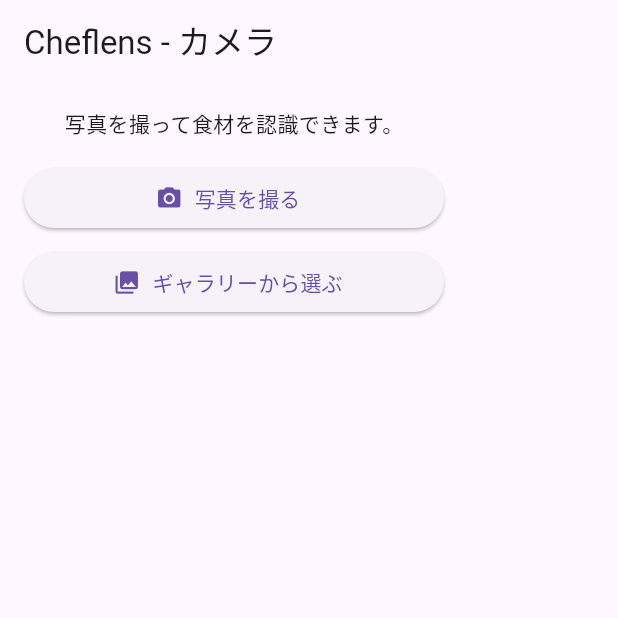
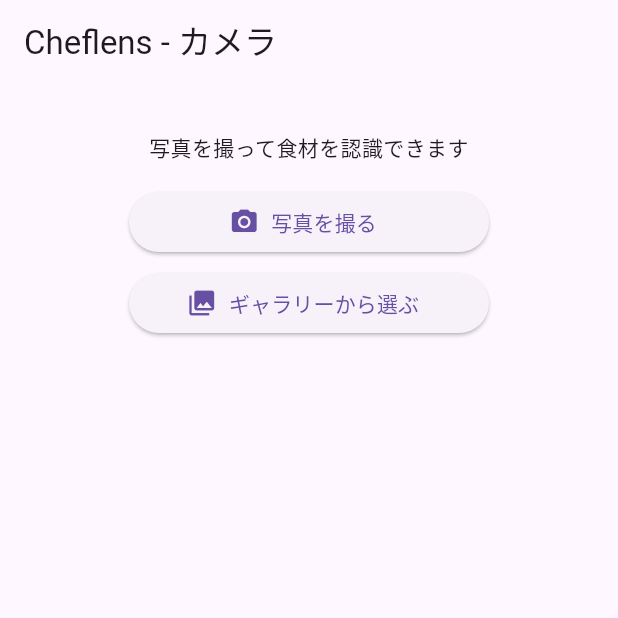
Before and after one commit to karake-shoya/cheflens, a Flutter app: the screen it shows after launch, on a phone screen of 412 x 824 dp, the top half of it. Run offline on Flutter 3.47's test engine with Material 3 defaults, Android fonts, the phone set to English and light mode, and no system bars; our stand-ins replace flutter_dotenv, image_picker.

Commit message:
fix: ボタンや検出結果の表示の修正

```diff
--- a/lib/screens/camera_screen.dart
+++ b/lib/screens/camera_screen.dart
@@ -16,6 +16,7 @@
   File? _image;
   bool _loading = false;
   List<String> _detectedIngredients = [];
+  String _statusMessage = '';
 
   @override
   void initState() {
@@ -32,9 +33,7 @@
     } catch (e) {
       debugPrint('Failed to initialize food data: $e');
       if (mounted) {
-        ScaffoldMessenger.of(context).showSnackBar(
-          SnackBar(content: Text('データの読み込みに失敗しました: $e')),
-        );
+        setState(() => _statusMessage = 'データの読み込みに失敗しました');
       }
     }
   }
@@ -43,6 +42,7 @@
     setState(() {
       _loading = true;
       _detectedIngredients = [];
+      _statusMessage = '';
     });
     try {
       final XFile? file = await _picker.pickImage(
@@ -56,9 +56,7 @@
     } catch (e) {
       debugPrint('Camera error: $e');
       if (mounted) {
-        ScaffoldMessenger.of(
-          context,
-        ).showSnackBar(SnackBar(content: Text('カメラの起動に失敗しました: $e')));
+        setState(() => _statusMessage = 'カメラの起動に失敗しました');
       }
     } finally {
       if (mounted) setState(() => _loading = false);
@@ -69,6 +67,7 @@
     setState(() {
       _loading = true;
       _detectedIngredients = [];
+      _statusMessage = '';
     });
     try {
       final XFile? file = await _picker.pickImage(
@@ -80,9 +79,7 @@
     } catch (e) {
       debugPrint('Gallery error: $e');
       if (mounted) {
-        ScaffoldMessenger.of(
-          context,
-        ).showSnackBar(SnackBar(content: Text('ギャラリー選択に失敗しました: $e')));
+        setState(() => _statusMessage = 'ギャラリー選択に失敗しました');
       }
     } finally {
       if (mounted) setState(() => _loading = false);
@@ -92,28 +89,27 @@
   Future<void> _recognizeIngredients() async {
     if (_image == null || _visionService == null) {
       if (mounted && _visionService == null) {
-        ScaffoldMessenger.of(context).showSnackBar(
-          const SnackBar(content: Text('データが読み込まれていません。少々お待ちください。')),
-        );
+        setState(() => _statusMessage = 'データが読み込まれていません');
       }
       return;
     }
 
-    setState(() => _loading = true);
+    setState(() {
+      _loading = true;
+      _statusMessage = '認識中...';
+    });
     try {
       final ingredients = await _visionService!.detectIngredients(_image!);
       if (mounted) {
-        setState(() => _detectedIngredients = ingredients);
-        ScaffoldMessenger.of(context).showSnackBar(
-          SnackBar(content: Text('${ingredients.length}件の食材を検出しました！')),
-        );
+        setState(() {
+          _detectedIngredients = ingredients;
+          _statusMessage = '${ingredients.length}件の食材を検出しました';
+        });
       }
     } catch (e) {
       debugPrint('Recognition error: $e');
       if (mounted) {
-        ScaffoldMessenger.of(context).showSnackBar(
-          SnackBar(content: Text('認識に失敗しました: $e')),
-        );
+        setState(() => _statusMessage = '認識に失敗しました');
       }
     } finally {
       if (mounted) setState(() => _loading = false);
@@ -123,32 +119,28 @@
   Future<void> _detectObjectsInFridge() async {
     if (_image == null || _visionService == null) {
       if (mounted && _visionService == null) {
-        ScaffoldMessenger.of(context).showSnackBar(
-          const SnackBar(content: Text('データが読み込まれていません。少々お待ちください。')),
-        );
+        setState(() => _statusMessage = 'データが読み込まれていません');
       }
       return;
     }
 
-    setState(() => _loading = true);
+    setState(() {
+      _loading = true;
+      _statusMessage = '物体検出中...';
+    });
     try {
       final objects = await _visionService!.detectObjects(_image!);
       if (mounted) {
-        // 物体検出の結果を表示（デバッグ用）
-        ScaffoldMessenger.of(context).showSnackBar(
-          SnackBar(content: Text('${objects.length}個の物体を検出しました！')),
-        );
-
-        // 検出された物体名をリストに表示
         final objectNames = objects.map((obj) => '${obj.name} (${(obj.score * 100).toStringAsFixed(0)}%)').toList();
-        setState(() => _detectedIngredients = objectNames);
+        setState(() {
+          _detectedIngredients = objectNames;
+          _statusMessage = '${objects.length}個の物体を検出しました';
+        });
       }
     } catch (e) {
       debugPrint('Object detection error: $e');
       if (mounted) {
-        ScaffoldMessenger.of(context).showSnackBar(
-          SnackBar(content: Text('物体検出に失敗しました: $e')),
-        );
+        setState(() => _statusMessage = '物体検出に失敗しました');
       }
     } finally {
       if (mounted) setState(() => _loading = false);
@@ -158,28 +150,27 @@
   Future<void> _detectWithCombinedApproach() async {
     if (_image == null || _visionService == null) {
       if (mounted && _visionService == null) {
-        ScaffoldMessenger.of(context).showSnackBar(
-          const SnackBar(content: Text('データが読み込まれていません。少々お待ちください。')),
-        );
+        setState(() => _statusMessage = 'データが読み込まれていません');
       }
       return;
     }
 
-    setState(() => _loading = true);
+    setState(() {
+      _loading = true;
+      _statusMessage = '高精度認識中...（数秒かかります）';
+    });
     try {
       final ingredients = await _visionService!.detectIngredientsWithObjectDetection(_image!);
       if (mounted) {
-        setState(() => _detectedIngredients = ingredients);
-        ScaffoldMessenger.of(context).showSnackBar(
-          SnackBar(content: Text('${ingredients.length}件の食材を検出しました！')),
-        );
+        setState(() {
+          _detectedIngredients = ingredients;
+          _statusMessage = '${ingredients.length}件の食材を検出しました';
+        });
       }
     } catch (e) {
       debugPrint('Combined detection error: $e');
       if (mounted) {
-        ScaffoldMessenger.of(context).showSnackBar(
-          SnackBar(content: Text('認識に失敗しました: $e')),
-        );
+        setState(() => _statusMessage = '認識に失敗しました');
       }
     } finally {
       if (mounted) setState(() => _loading = false);
@@ -189,28 +180,27 @@
   Future<void> _detectWithWebDetection() async {
     if (_image == null || _visionService == null) {
       if (mounted && _visionService == null) {
-        ScaffoldMessenger.of(context).showSnackBar(
-          const SnackBar(content: Text('データが読み込まれていません。少々お待ちください。')),
-        );
+        setState(() => _statusMessage = 'データが読み込まれていません');
       }
       return;
     }
 
-    setState(() => _loading = true);
+    setState(() {
+      _loading = true;
+      _statusMessage = 'Web検出中...';
+    });
     try {
       final ingredients = await _visionService!.detectWithWebDetection(_image!);
       if (mounted) {
-        setState(() => _detectedIngredients = ingredients);
-        ScaffoldMessenger.of(context).showSnackBar(
-          SnackBar(content: Text('${ingredients.length}件の食材を検出しました！')),
-        );
+        setState(() {
+          _detectedIngredients = ingredients;
+          _statusMessage = '${ingredients.length}件の食材を検出しました';
+        });
       }
     } catch (e) {
       debugPrint('Web detection error: $e');
       if (mounted) {
-        ScaffoldMessenger.of(context).showSnackBar(
-          SnackBar(content: Text('Web検出に失敗しました: $e')),
-        );
+        setState(() => _statusMessage = 'Web検出に失敗しました');
       }
     } finally {
       if (mounted) setState(() => _loading = false);
@@ -228,102 +218,241 @@
             mainAxisAlignment: MainAxisAlignment.center,
             crossAxisAlignment: CrossAxisAlignment.center,
             children: [
-            if (_loading) const CircularProgressIndicator(),
-            if (!_loading && _image == null) const Text('写真を撮って食材を認識できます。'),
+            const SizedBox(height: 16),
+            if (_loading) const Center(child: CircularProgressIndicator()),
+            if (!_loading && _image == null)
+              const Center(
+                child: Text(
+                  '写真を撮って食材を認識できます',
+                  textAlign: TextAlign.center,
+                ),
+              ),
+            if (_statusMessage.isNotEmpty && _detectedIngredients.isEmpty)
+              Container(
+                padding: const EdgeInsets.symmetric(horizontal: 16, vertical: 12),
+                margin: const EdgeInsets.only(bottom: 8),
+                decoration: BoxDecoration(
+                  gradient: LinearGradient(
+                    colors: [Colors.blue.shade100, Colors.blue.shade50],
+                    begin: Alignment.topLeft,
+                    end: Alignment.bottomRight,
+                  ),
+                  borderRadius: BorderRadius.circular(12),
+                  boxShadow: [
+                    BoxShadow(
+                      color: Colors.blue.withValues(alpha: 0.2),
+                      blurRadius: 8,
+                      offset: const Offset(0, 2),
+                    ),
+                  ],
+                ),
+                child: Row(
+                  mainAxisSize: MainAxisSize.min,
+                  children: [
+                    const Icon(Icons.info_outline, color: Colors.blue, size: 18),
+                    const SizedBox(width: 8),
+                    Text(
+                      _statusMessage,
+                      style: const TextStyle(
+                        fontSize: 14,
+                        fontWeight: FontWeight.w600,
+                        color: Colors.blue,
+                      ),
+                    ),
+                  ],
+                ),
+              ),
             if (_image != null)
               Center(
                 child: SizedBox(
-                  height: 300,
+                  height: 220,
                   child: Image.file(_image!, fit: BoxFit.contain),
                 ),
               ),
             const SizedBox(height: 16),
             SizedBox(
-              width: 280,
+              width: 240,
               child: ElevatedButton.icon(
                 onPressed: _loading ? null : _takePhoto,
-                icon: const Icon(Icons.camera_alt),
-                label: const Text('写真を撮る'),
+                icon: const Icon(Icons.camera_alt, size: 20),
+                label: const Text('写真を撮る', style: TextStyle(fontSize: 14)),
               ),
             ),
-            const SizedBox(height: 8),
+            const SizedBox(height: 6),
             SizedBox(
-              width: 280,
+              width: 240,
               child: ElevatedButton.icon(
                 onPressed: _loading ? null : _pickFromGallery,
-                icon: const Icon(Icons.photo_library),
-                label: const Text('ギャラリーから選ぶ'),
+                icon: const Icon(Icons.photo_library, size: 20),
+                label: const Text('ギャラリーから選ぶ', style: TextStyle(fontSize: 14)),
               ),
             ),
             if (_image != null) ...[
-              const SizedBox(height: 8),
+              const SizedBox(height: 12),
               SizedBox(
-                width: 280,
+                width: 240,
                 child: ElevatedButton(
                   onPressed: _loading ? null : _recognizeIngredients,
-                  child: const Text('食材認識（Label Detection）'),
+                  style: ElevatedButton.styleFrom(
+                    padding: const EdgeInsets.symmetric(vertical: 10),
+                  ),
+                  child: const Text('食材認識', style: TextStyle(fontSize: 13)),
                 ),
               ),
-              const SizedBox(height: 8),
+              const SizedBox(height: 6),
               SizedBox(
-                width: 280,
+                width: 240,
                 child: ElevatedButton.icon(
                   onPressed: _loading ? null : _detectObjectsInFridge,
-                  icon: const Icon(Icons.search),
+                  icon: const Icon(Icons.search, size: 18),
                   style: ElevatedButton.styleFrom(
                     backgroundColor: Colors.orange,
                     foregroundColor: Colors.white,
+                    padding: const EdgeInsets.symmetric(vertical: 10),
                   ),
-                  label: const Text('物体検出（Object Detection）'),
+                  label: const Text('物体検出', style: TextStyle(fontSize: 13)),
                 ),
               ),
-              const SizedBox(height: 8),
+              const SizedBox(height: 6),
               SizedBox(
-                width: 280,
+                width: 240,
                 child: ElevatedButton.icon(
                   onPressed: _loading ? null : _detectWithWebDetection,
-                  icon: const Icon(Icons.language),
+                  icon: const Icon(Icons.language, size: 18),
                   style: ElevatedButton.styleFrom(
                     backgroundColor: Colors.purple,
                     foregroundColor: Colors.white,
+                    padding: const EdgeInsets.symmetric(vertical: 10),
                   ),
-                  label: const Text('商品認識（Web Detection）'),
+                  label: const Text('商品認識', style: TextStyle(fontSize: 13)),
                 ),
               ),
-              const SizedBox(height: 8),
+              const SizedBox(height: 6),
               SizedBox(
-                width: 280,
+                width: 240,
                 child: ElevatedButton.icon(
                   onPressed: _loading ? null : _detectWithCombinedApproach,
-                  icon: const Icon(Icons.auto_awesome),
+                  icon: const Icon(Icons.auto_awesome, size: 18),
                   style: ElevatedButton.styleFrom(
                     backgroundColor: Colors.green,
                     foregroundColor: Colors.white,
+                    padding: const EdgeInsets.symmetric(vertical: 10),
                   ),
-                  label: const Text('高精度認識（統合）'),
+                  label: const Text('高精度認識（統合）', style: TextStyle(fontSize: 13)),
                 ),
               ),
             ],
             if (_detectedIngredients.isNotEmpty) ...[
               const SizedBox(height: 16),
-              const Text(
-                '検出された食材:',
-                style: TextStyle(fontSize: 18, fontWeight: FontWeight.bold),
+              Container(
+                padding: const EdgeInsets.all(16),
+                decoration: BoxDecoration(
+                  gradient: LinearGradient(
+                    colors: [Colors.green.shade50, Colors.green.shade100],
+                    begin: Alignment.topCenter,
+                    end: Alignment.bottomCenter,
                   ),
-              const SizedBox(height: 8),
-              Center(
-                child: Wrap(
+                  borderRadius: BorderRadius.circular(16),
+                  boxShadow: [
+                    BoxShadow(
+                      color: Colors.green.withValues(alpha: 0.3),
+                      blurRadius: 12,
+                      offset: const Offset(0, 4),
+                    ),
+                  ],
+                ),
+                child: Column(
+                  children: [
+                    Row(
+                      mainAxisSize: MainAxisSize.min,
+                      children: [
+                        Container(
+                          padding: const EdgeInsets.all(6),
+                          decoration: BoxDecoration(
+                            color: Colors.green,
+                            borderRadius: BorderRadius.circular(8),
+                          ),
+                          child: const Icon(
+                            Icons.restaurant_menu,
+                            color: Colors.white,
+                            size: 18,
+                          ),
+                        ),
+                        const SizedBox(width: 10),
+                        Text(
+                          '検出された食材',
+                          style: TextStyle(
+                            fontSize: 16,
+                            fontWeight: FontWeight.bold,
+                            color: Colors.green.shade800,
+                          ),
+                        ),
+                        const SizedBox(width: 8),
+                        Container(
+                          padding: const EdgeInsets.symmetric(horizontal: 8, vertical: 4),
+                          decoration: BoxDecoration(
+                            color: Colors.green,
+                            borderRadius: BorderRadius.circular(12),
+                          ),
+                          child: Text(
+                            '${_detectedIngredients.length}件',
+                            style: const TextStyle(
+                              fontSize: 12,
+                              fontWeight: FontWeight.bold,
+                              color: Colors.white,
+                            ),
+                          ),
+                        ),
+                      ],
+                    ),
+                    const SizedBox(height: 12),
+                    Wrap(
                       spacing: 8,
                       runSpacing: 8,
                       alignment: WrapAlignment.center,
                       children: _detectedIngredients
                           .map(
-                        (ingredient) => Chip(
-                          label: Text(ingredient),
-                          backgroundColor: Colors.blue.shade100,
+                            (ingredient) => Container(
+                              padding: const EdgeInsets.symmetric(horizontal: 12, vertical: 8),
+                              decoration: BoxDecoration(
+                                gradient: LinearGradient(
+                                  colors: [Colors.white, Colors.blue.shade50],
+                                  begin: Alignment.topLeft,
+                                  end: Alignment.bottomRight,
+                                ),
+                                borderRadius: BorderRadius.circular(20),
+                                boxShadow: [
+                                  BoxShadow(
+                                    color: Colors.black.withValues(alpha: 0.1),
+                                    blurRadius: 4,
+                                    offset: const Offset(0, 2),
+                                  ),
+                                ],
+                              ),
+                              child: Row(
+                                mainAxisSize: MainAxisSize.min,
+                                children: [
+                                  Icon(
+                                    Icons.check_circle,
+                                    size: 16,
+                                    color: Colors.green.shade600,
+                                  ),
+                                  const SizedBox(width: 6),
+                                  Text(
+                                    ingredient,
+                                    style: TextStyle(
+                                      fontSize: 14,
+                                      fontWeight: FontWeight.w600,
+                                      color: Colors.green.shade900,
+                                    ),
+                                  ),
+                                ],
+                              ),
                             ),
                           )
                           .toList(),
+                    ),
+                  ],
                 ),
               ),
             ],
```
Lines whose indentation alone changed are shown as unchanged.
